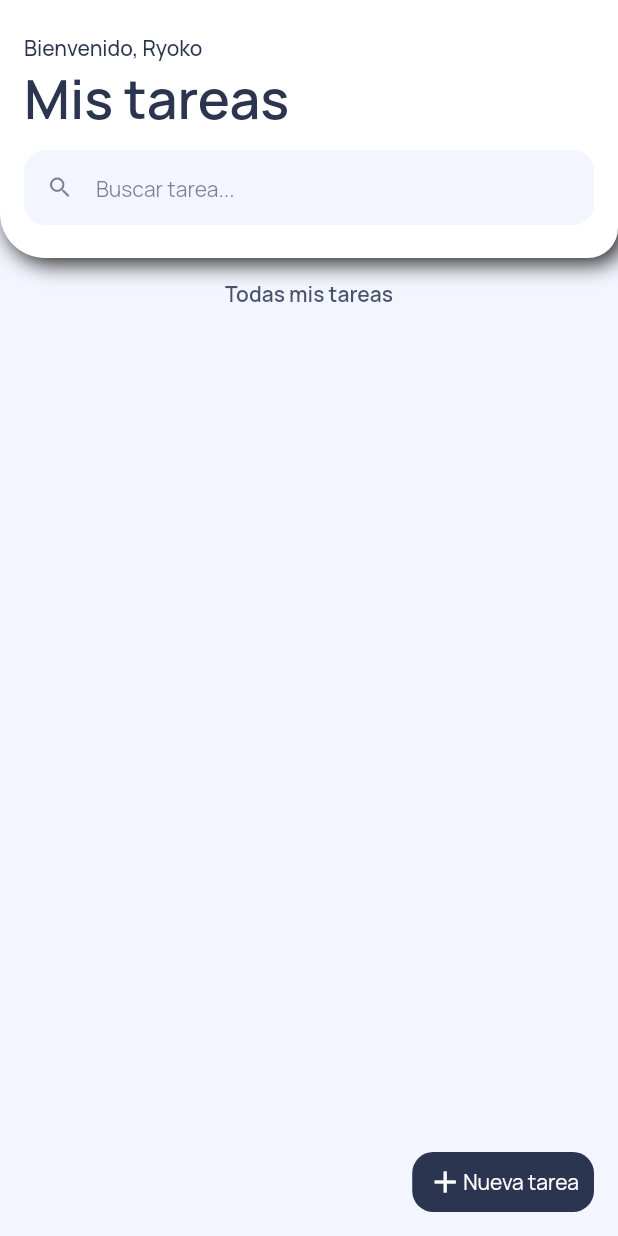
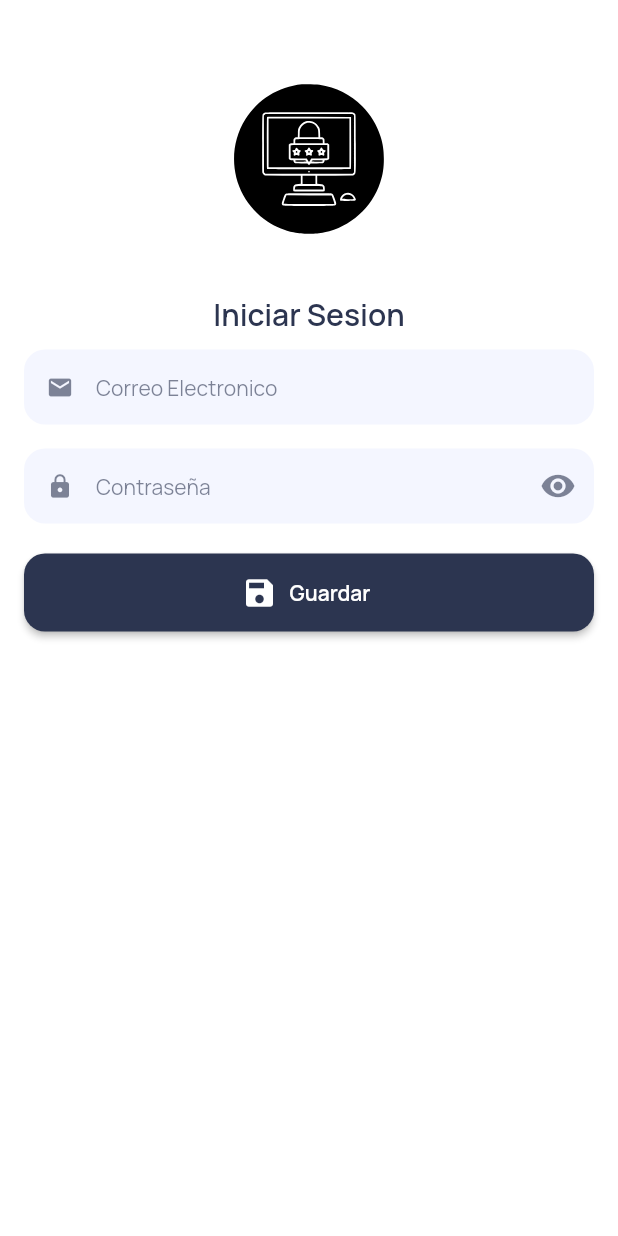
Before and after one commit to rexnike/firebase-tasks, a Flutter app: the screen it shows after launch, on a phone screen of 412 x 824 dp. Run offline on Flutter 3.47's test engine with Material 2 defaults, Android fonts, the phone set to English and light mode, and no system bars; our stand-ins replace cloud_firestore, firebase_core, flutter_svg, google_fonts; accounts and stored records are empty.

Commit message:
veintiuno commit

```diff
--- a/lib/main.dart
+++ b/lib/main.dart
@@ -2,6 +2,7 @@ import 'package:firebase_core/firebase_core.dart';
 import 'package:flutter/material.dart';
 import 'package:google_fonts/google_fonts.dart';
 import 'package:tasks/pages/home_page.dart';
+import 'package:tasks/pages/login_page.dart';
 
 void main(List<String> args) async {
   WidgetsFlutterBinding.ensureInitialized();
@@ -20,7 +21,7 @@ class MyApp extends StatelessWidget {
       theme: ThemeData(
         textTheme: GoogleFonts.manropeTextTheme(),
       ),
-      home: HomePage(),
+      home: LooginPage(),
     );
   }
 }
--- /dev/null
+++ b/lib/pages/login_page.dart
@@ -0,0 +1,71 @@
+import 'package:flutter/material.dart';
+import 'package:flutter_svg/flutter_svg.dart';
+import 'package:tasks/ui/general/colors.dart';
+import 'package:tasks/ui/widgets/buttoon_normal_widget.dart';
+import 'package:tasks/ui/widgets/general_widget.dart';
+import 'package:tasks/ui/widgets/textfield_normal_widget.dart';
+import 'package:tasks/ui/widgets/textfield_password_widget.dart';
+
+class LooginPage extends StatefulWidget {
+
+  @override
+  State<LooginPage> createState() => _LooginPageState();
+}
+
+class _LooginPageState extends State<LooginPage> {
+
+  final TextEditingController _emailController = TextEditingController();
+  final TextEditingController _passwordController = TextEditingController();
+
+  @override
+  Widget build(BuildContext context) {
+    return Scaffold(
+      backgroundColor: Colors.white,
+      body: SingleChildScrollView(
+        child: Padding(
+          padding: EdgeInsets.all(16.0),
+          child: Column(
+            children: [
+
+              divider40(),
+              SvgPicture.asset(
+                'assets/images/candado.svg',
+                height: 100.0,
+                ),
+
+                divider40(),
+
+                Text(
+                  "Iniciar Sesion",
+                  style: TextStyle(
+                    fontSize: 20.0,
+                    fontWeight: FontWeight.w600,
+                    color: kBrandPrimaryColor,
+                  ),
+                  ),
+
+                divider10(),
+
+                TextFieldNormalWidget(
+                  hintText: "Correo Electronico",
+                  icon: Icons.email,
+                  controller: _emailController,
+                ),
+
+                divider10(),
+                divider6(),
+
+                TextFieldPasswordWidget(
+                  controller: _passwordController,
+                  ),
+
+                divider20(),
+
+                ButtonNormalWidget(onPressed: (){}),
+            ],
+          ),
+        ),
+      ),
+    );
+  }
+}
--- /dev/null
+++ b/lib/ui/widgets/textfield_password_widget.dart
@@ -0,0 +1,72 @@
+
+import 'package:flutter/material.dart';
+import 'package:tasks/ui/general/colors.dart';
+
+class TextFieldPasswordWidget extends StatefulWidget {
+
+  TextEditingController controller;
+  TextFieldPasswordWidget({required this.controller});
+
+  @override
+  State<TextFieldPasswordWidget> createState() => _TextFieldPasswordWidgetState();
+}
+
+class _TextFieldPasswordWidgetState extends State<TextFieldPasswordWidget> {
+
+  bool isInvisible = true;
+
+  @override
+  Widget build(BuildContext context) {
+    return TextFormField(
+                    controller: widget.controller,
+                    obscureText: isInvisible,
+                      decoration: InputDecoration(
+                        contentPadding: EdgeInsets.symmetric(horizontal: 12.0, vertical: 14.0),
+                        prefixIcon: Icon(
+                          Icons.lock,
+                           size: 18.0,
+                           color: kBrandPrimaryColor.withOpacity(0.6),
+                        ),
+                        suffixIcon: IconButton(
+                          icon: Icon(
+                            isInvisible ? Icons.remove_red_eye : Icons.remove_red_eye_outlined,
+                          color: kBrandPrimaryColor.withOpacity(0.60),
+                          ),
+                          onPressed: () {
+                            isInvisible = !isInvisible;
+                            setState(() {});
+                          },
+                        ),
+                        hintText: "Contraseña",
+                        hintStyle: TextStyle(
+                          fontSize: 14.0,
+                          color: kBrandPrimaryColor.withOpacity(0.6),
+                        ),
+                        filled: true,
+                        fillColor: kBrandSecondColor,
+                        focusedBorder: OutlineInputBorder(
+                          borderRadius: BorderRadius.circular(14.0),
+                          borderSide: BorderSide.none,
+                        ),
+                        enabledBorder: OutlineInputBorder(
+                          borderRadius: BorderRadius.circular(14.0),
+                          borderSide: BorderSide.none,
+                        ),
+                        errorBorder: OutlineInputBorder(
+                          borderRadius: BorderRadius.circular(14.0),
+                          borderSide: BorderSide.none,
+                        ),
+                        focusedErrorBorder: OutlineInputBorder(
+                          borderRadius: BorderRadius.circular(14.0),
+                          borderSide: BorderSide.none,
+                        ),
+                      ),
+                        validator: (String? value){
+                          if(value != null && value.isEmpty){
+                            return "Campo Obligatorio";
+                          }
+                          return null;
+                        },
+                    );
+  }
+}
--- a/lib/utils/task_search_delegate.dart
+++ b/lib/utils/task_search_delegate.dart
@@ -1,5 +1,4 @@
 
-import 'package:cloud_firestore/cloud_firestore.dart';
 import 'package:flutter/material.dart';
 import 'package:tasks/model/task_model.dart';
 import 'package:tasks/ui/widgets/item_task_widget.dart';
--- a/pubspec.yaml
+++ b/pubspec.yaml
@@ -39,6 +39,7 @@ dependencies:
   firebase_core: ^2.3.0
   cloud_firestore: ^4.1.0
   google_fonts: ^3.0.1
+  flutter_svg: ^1.1.6
 
 dev_dependencies:
   flutter_test:
@@ -63,8 +64,8 @@ flutter:
   uses-material-design: true
 
   # To add assets to your application, add an assets section, like this:
-  # assets:
-  #   - images/a_dot_burr.jpeg
+  assets:
+   - assets/images/
   #   - images/a_dot_ham.jpeg
 
   # An image asset can refer to one or more resolution-specific "variants", see
```
Also changed, not shown: assets/images/candado.svg (added), assets/images/registro.svg (added), pubspec.lock.
